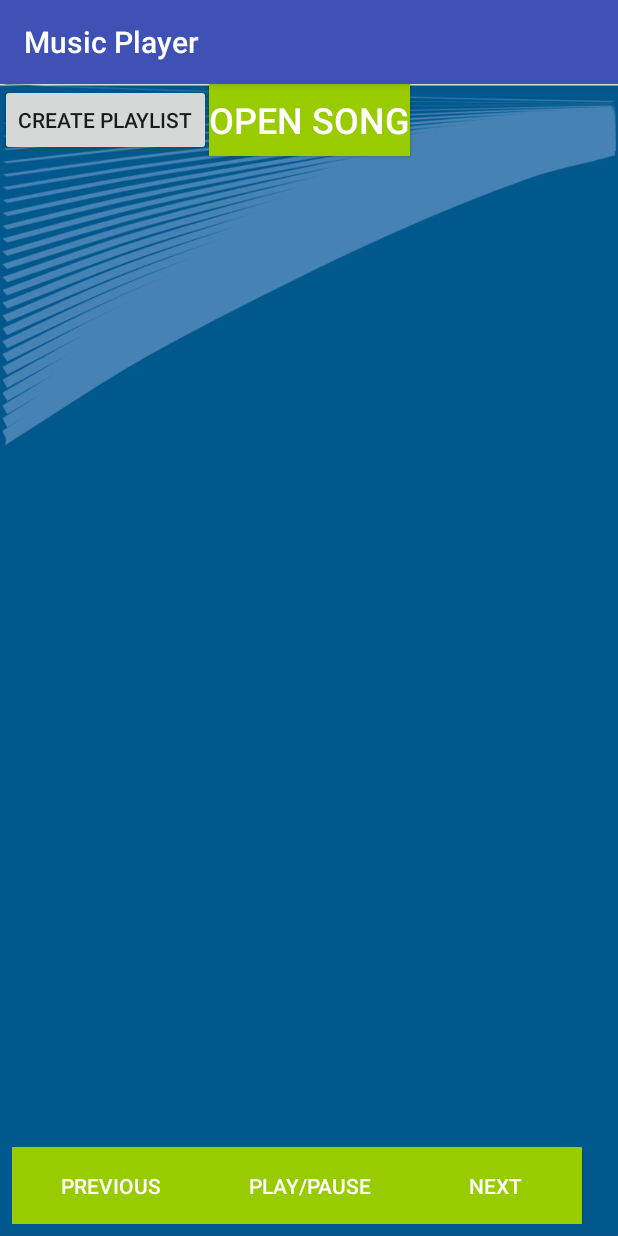
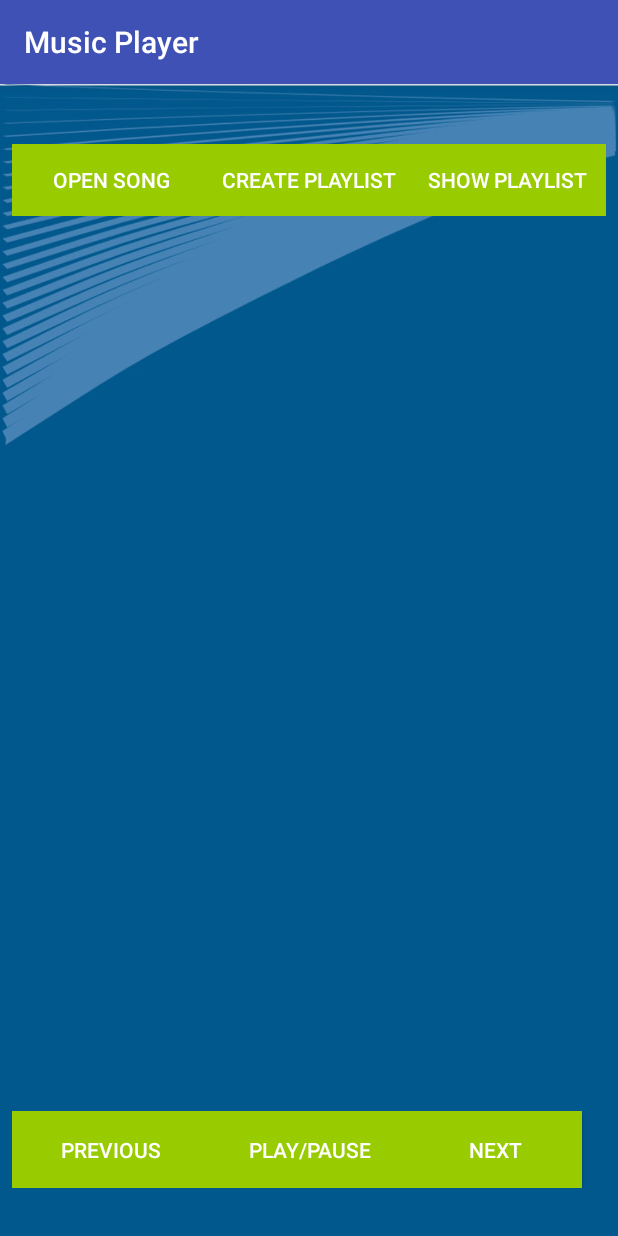
Before and after one commit to AdnanMuhib/Android-Audio-Player, an Android app: the screen it shows after launch (MainActivity), on a phone screen of 412 x 824 dp. Run offline under Robolectric (Android 15) with nearby library versions, the phone set to English and light mode, and no system bars.

Commit message:
:100: Show Playlist Songs in Dialogue List View

```diff
--- a/app/src/main/res/layout/activity_main.xml
+++ b/app/src/main/res/layout/activity_main.xml
@@ -7,25 +7,10 @@
     android:background="@drawable/bgapp"
     tools:context=".MainActivity">
 
-    <Button
-        android:id="@+id/btnSelectSong"
-        android:layout_width="wrap_content"
-        android:layout_height="wrap_content"
-        android:layout_marginEnd="8dp"
-        android:layout_marginStart="8dp"
-        android:background="@android:color/holo_green_light"
-        android:onClick="OnBtnFolderSelect_Clicked"
-        android:text="Open Song"
-        android:textColor="@android:color/white"
-        android:textSize="24sp"
-        app:layout_constraintEnd_toEndOf="parent"
-        app:layout_constraintStart_toStartOf="parent"
-        tools:layout_editor_absoluteY="8dp" />
-
     <LinearLayout
         android:layout_width="0dp"
         android:layout_height="wrap_content"
-        android:layout_marginBottom="8dp"
+        android:layout_marginBottom="32dp"
         android:layout_marginEnd="8dp"
         android:layout_marginStart="8dp"
         android:orientation="horizontal"
@@ -73,12 +58,52 @@
             tools:layout_editor_absoluteY="347dp" />
     </LinearLayout>
 
-    <Button
-        android:id="@+id/btnCreatePlayList"
-        android:layout_width="wrap_content"
+    <LinearLayout
+        android:layout_width="0dp"
         android:layout_height="wrap_content"
-        android:onClick="OnBtnCreatePlaylist_Clicked"
-        android:text="Create Playlist"
-        tools:layout_editor_absoluteX="121dp"
-        tools:layout_editor_absoluteY="169dp" />
+        android:layout_marginEnd="8dp"
+        android:layout_marginStart="8dp"
+        android:layout_marginTop="40dp"
+        android:orientation="horizontal"
+        app:layout_constraintEnd_toEndOf="parent"
+        app:layout_constraintStart_toStartOf="parent"
+        app:layout_constraintTop_toTopOf="parent">
+
+        <Button
+            android:id="@+id/btnSelectSong"
+            android:layout_width="match_parent"
+            android:layout_height="wrap_content"
+            android:layout_weight="1"
+            android:background="@android:color/holo_green_light"
+            android:onClick="OnBtnFolderSelect_Clicked"
+            android:text="Open Song"
+            android:textColor="@android:color/white"
+            android:textSize="14sp"
+            tools:layout_editor_absoluteX="36dp"
+            tools:layout_editor_absoluteY="82dp" />
+
+        <Button
+            android:id="@+id/btnCreatePlayList"
+            android:layout_width="match_parent"
+            android:layout_height="wrap_content"
+            android:layout_weight="1"
+            android:background="@android:color/holo_green_light"
+            android:onClick="OnBtnCreatePlaylist_Clicked"
+            android:text="Create Playlist"
+            android:textColor="@android:color/white"
+            tools:layout_editor_absoluteX="206dp"
+            tools:layout_editor_absoluteY="93dp" />
+
+        <Button
+            android:id="@+id/btnCreatePlayList2"
+            android:layout_width="match_parent"
+            android:layout_height="wrap_content"
+            android:layout_weight="1"
+            android:background="@android:color/holo_green_light"
+            android:onClick="showPlayList"
+            android:text="Show Playlist"
+            android:textColor="@android:color/white"
+            tools:layout_editor_absoluteX="206dp"
+            tools:layout_editor_absoluteY="93dp" />
+    </LinearLayout>
 </android.support.constraint.ConstraintLayout>
```
Also changed, not shown: app/src/main/java/com/example/hinakhalid/servicesexample/MainActivity.java (+75 -1 lines).
